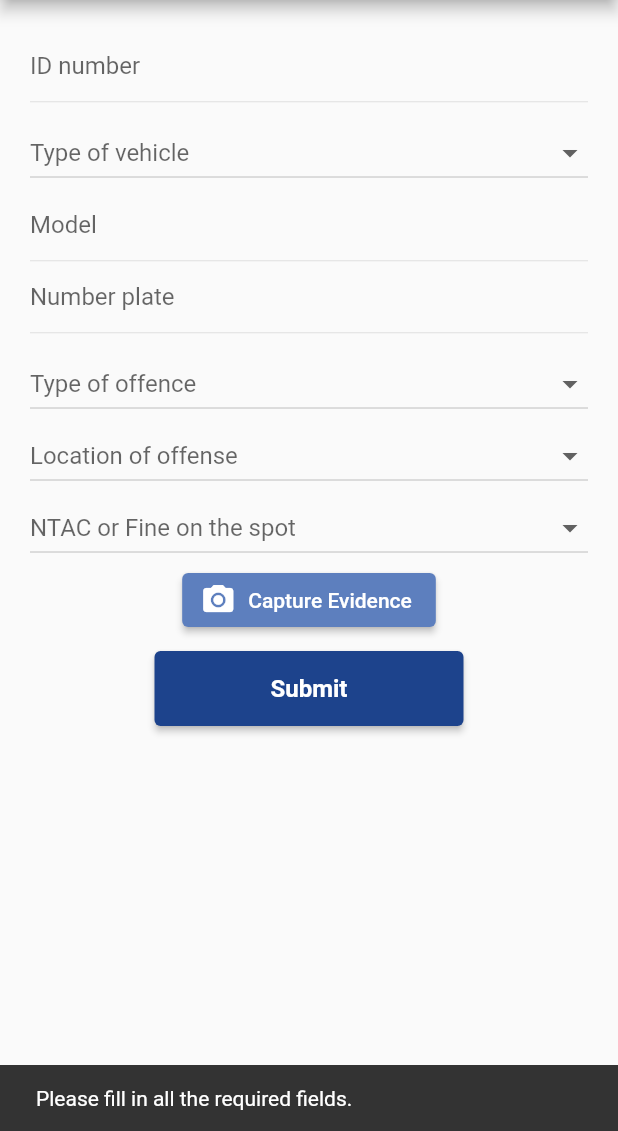
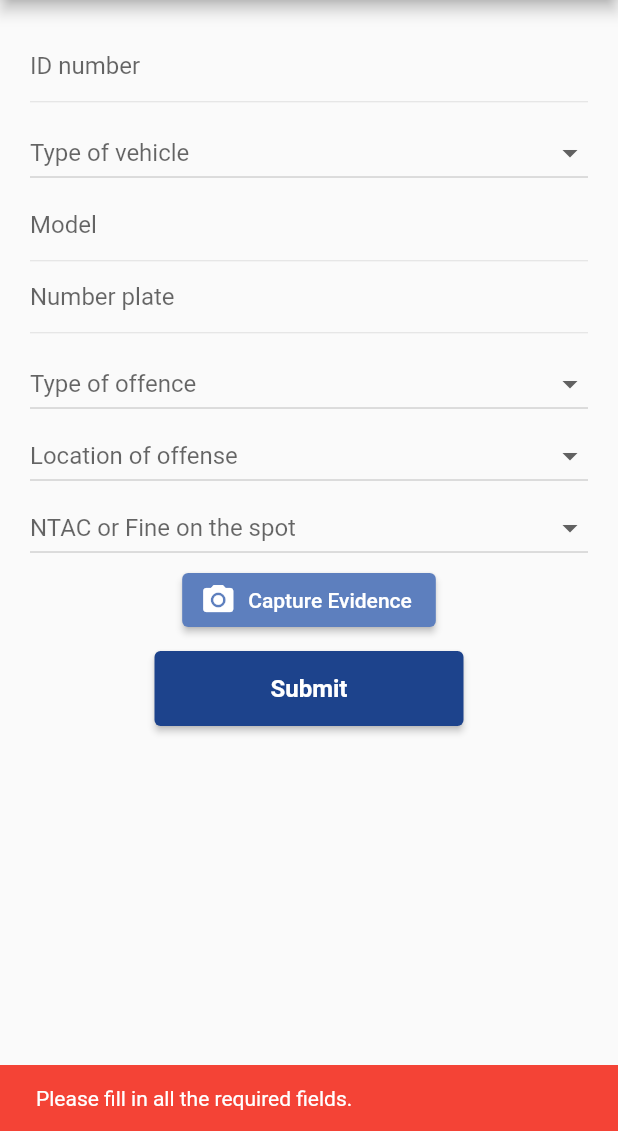
Before and after one commit to Ngoniol/Traffic-offence-fine-prediction-system, a Flutter app: the RegOffence screen opened directly, after a tap on "Submit", on a phone screen of 412 x 824 dp, the part 105-1236 px from its top. Run offline on Flutter 3.47's test engine with Material 2 defaults, Android fonts, the phone set to English and light mode, and no system bars; our stand-ins replace awesome_notifications, cloud_firestore, firebase_auth, firebase_core, firebase_storage, image_picker; missing offline and left inert: mailer; accounts and stored records are empty; network calls fail.

Commit message:
Send data

```diff
--- a/lib/screens/register_offence.dart
+++ b/lib/screens/register_offence.dart
@@ -25,7 +25,10 @@ class _RegOffenceState extends State<RegOffence> {
   DateTime? selectedDateTime;
   String? imageUrl;
   Image? capturedImage;
-  String vehicle = '',
+  String idNumber = '',
+      model = '',
+      numberPlate = '',
+      vehicle = '',
       offence = '',
       location = '',
       decision = '',
@@ -105,9 +108,11 @@ class _RegOffenceState extends State<RegOffence> {
                       ),
                     CaptureEvidence(onCaptureEvidence: onCaptureEvidence),
                     functionButton(context, 'Submit', 0xFF1D438C, (){
-                      String idNumber = _idTextController.text,
-                          model = _modelTextController.text,
+                      idNumber = _idTextController.text;
+                      model = _modelTextController.text;
                       numberPlate = _numberPlateTextController.text;
+                      offence_date=DateTime.now().toString();
+                      court_date=selectedDateTime.toString();
 
                       if(idNumber.isEmpty ||
                           vehicle.isEmpty ||
@@ -118,12 +123,10 @@ class _RegOffenceState extends State<RegOffence> {
                           decision.isEmpty
                       ) {
                         ScaffoldMessenger.of(context).showSnackBar(
-                            const SnackBar(content: Text('Please fill in all the required fields.'))
+                            const SnackBar(content: Text('Please fill in all the required fields.'),backgroundColor: Colors.red,)
                         );
                       }
-                      offence_date=DateTime.now().toString();
-                      court_date=selectedDateTime.toString();
-
+                      else {
                         if (decision == 'Notice to attend Court'){
                           //Create a map of data
                           Map<String, String> dataToSend = {
@@ -161,13 +164,14 @@ class _RegOffenceState extends State<RegOffence> {
                         }
                         ScaffoldMessenger.of(context).showSnackBar(
                           const SnackBar(
-                          content: Text('Data has been saved.'),
+                            content: Text('Data has been saved.'),backgroundColor: Colors.lightGreen,
                           ),
                         );
                         sendEmail('mercymutua014@gmail.com', message);
                         sendNotification();
                         Navigator.push(context,
                             MaterialPageRoute(builder: (context) => const RegOffence()));
+                      }
                     })
                   ]
               )
```
Lines whose indentation alone changed are shown as unchanged.
